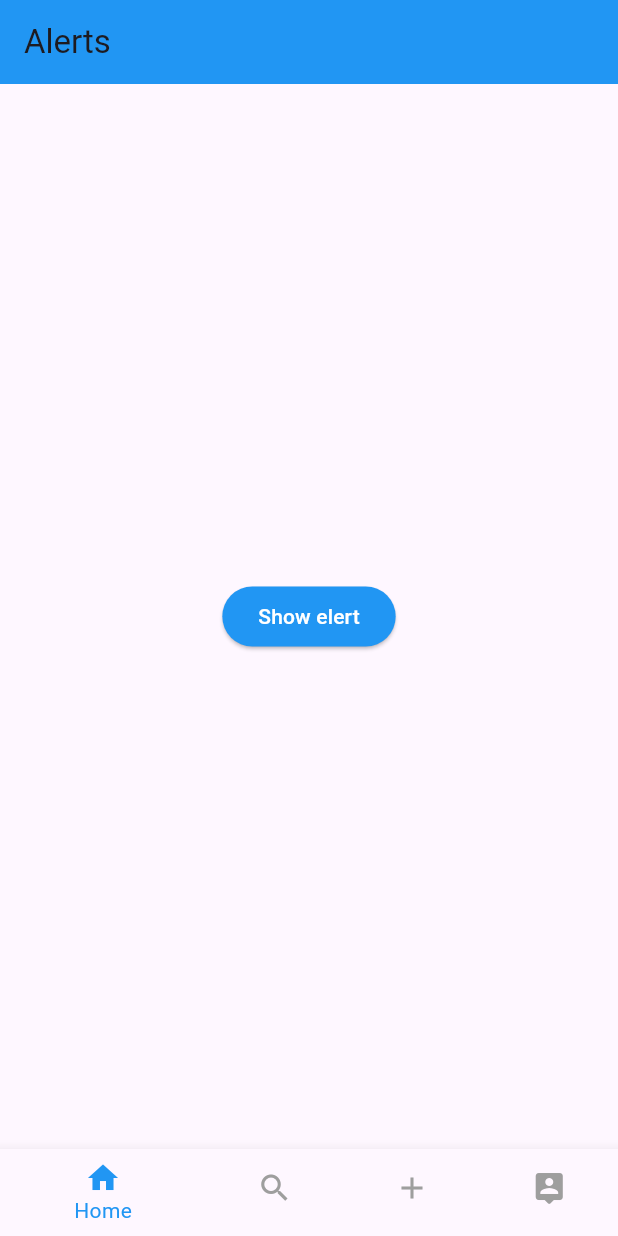
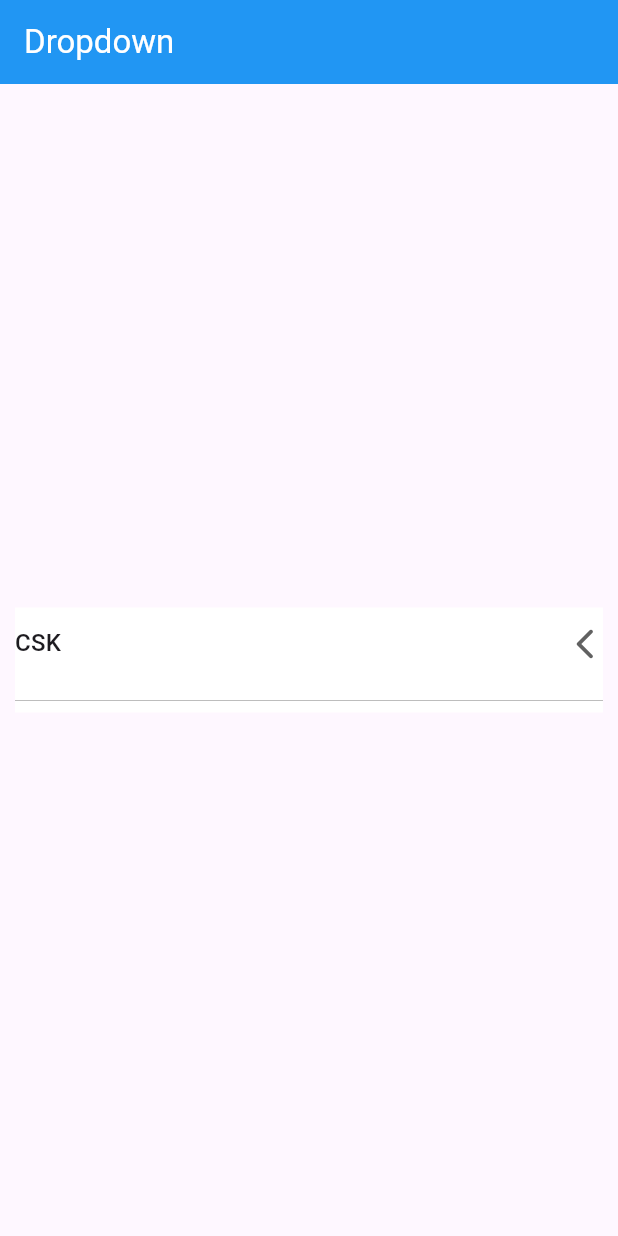
Before and after one commit to Dhruv-M-Sathavara/Gorouter, a Flutter app: the screen it shows after launch, on a phone screen of 412 x 824 dp. Run offline on Flutter 3.47's test engine with Material 3 defaults, Android fonts, the phone set to English and light mode, and no system bars.

Commit message:
dropdown

```diff
--- a/learn/lib/Widgets/bottom_navigation.dart
+++ b/learn/lib/Widgets/bottom_navigation.dart
@@ -1,4 +1,3 @@
-import 'package:flutter/foundation.dart';
 import 'package:flutter/material.dart';
 import 'package:learn/Widgets/alaert.dart';
 import 'package:learn/Widgets/button.dart';
--- /dev/null
+++ b/learn/lib/Widgets/dropdown.dart
@@ -0,0 +1,44 @@
+import 'package:flutter/material.dart';
+
+class Drpdown extends StatefulWidget {
+  const Drpdown({super.key});
+
+  @override
+  State<Drpdown> createState() => _DrpdownState();
+}
+
+class _DrpdownState extends State<Drpdown> {
+
+  String selectedvalue = 'CSK';
+  @override
+
+  Widget build(BuildContext context) {
+    return  Scaffold(
+      appBar:AppBar(
+        title: Text('Dropdown' , style: TextStyle(color: Colors.white),),
+        backgroundColor: Colors.blue,
+      ) ,
+      body: Center(child: Column(
+        mainAxisAlignment: MainAxisAlignment.center,
+        children: [
+          Container(
+            margin: EdgeInsets.all(10),
+            color:Colors.white,
+            height: 70,
+            width: MediaQuery.of(context).size.width,
+            child: DropdownButton(isExpanded: true, value: selectedvalue,icon: Icon(Icons.arrow_back_ios_new_rounded) ,onChanged: (String? newvalue){
+              setState(() => selectedvalue = newvalue!);},items: <String>[
+              'CSK',
+              'GT',
+              'RR',
+              'SS',
+              'SS'
+            ].map<DropdownMenuItem<String>>((String value){
+                return DropdownMenuItem<String>(value: value, child: Text(value));
+            }).toList(),))
+
+
+        ],),),
+    );
+  }
+}
--- a/learn/lib/main.dart
+++ b/learn/lib/main.dart
@@ -1,6 +1,6 @@
 import 'package:flutter/material.dart';
-import 'package:learn/Widgets/bottomSheet.dart';
 import 'package:learn/Widgets/bottom_navigation.dart';
+import 'package:learn/Widgets/dropdown.dart';
 
 
 void main()=>runApp(MyApp());
@@ -16,7 +16,7 @@ class MyApp extends StatelessWidget{
         brightness: Brightness.light,
         primaryColor: Colors.deepPurple
       ),
-      home: Bottom_navigation()
+      home: Drpdown()
     );
   }
 }
```
